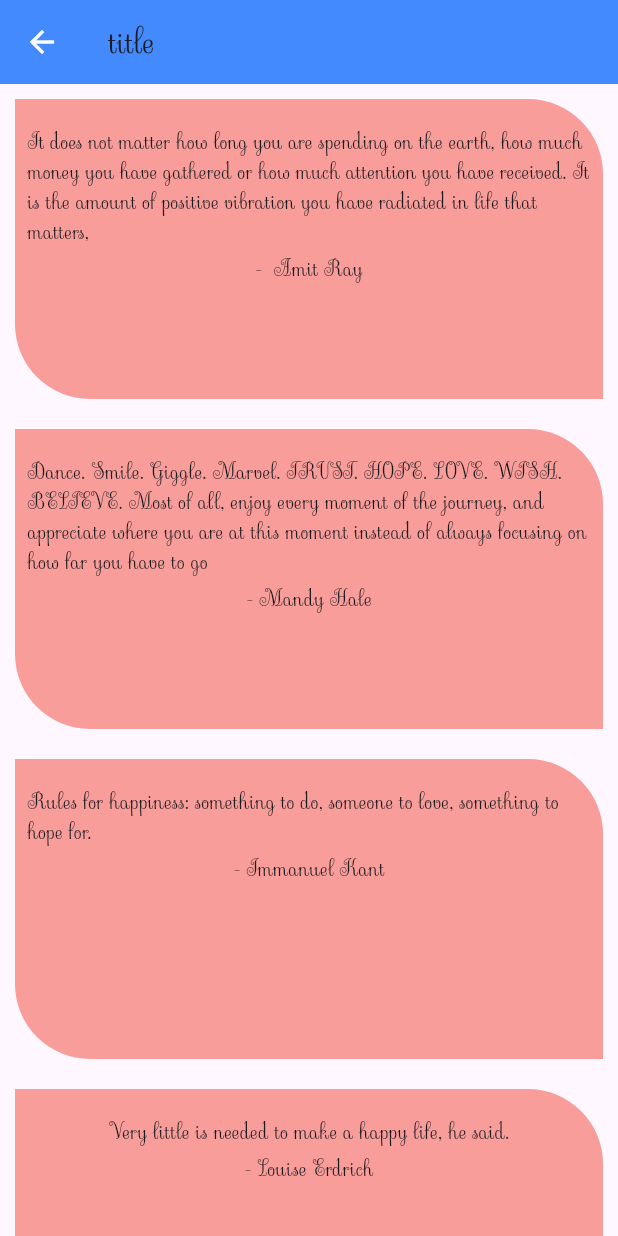
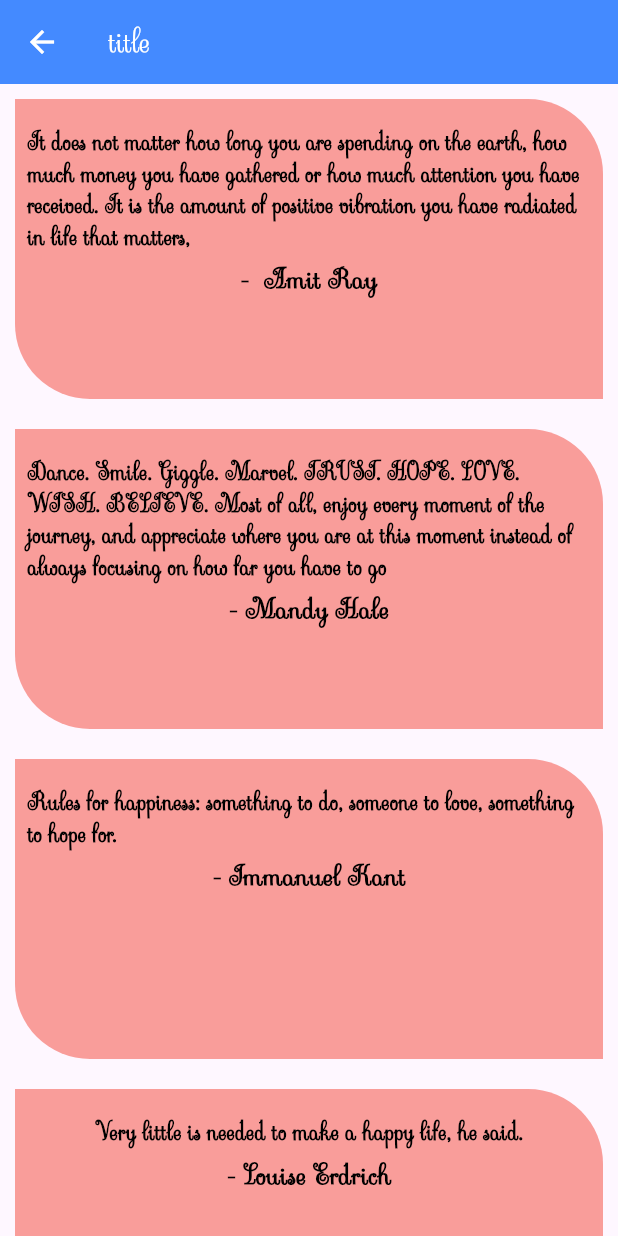
Before and after one commit to shitalchauhan769/Quotes_app, a Flutter app: the screen it shows after launch, after a tap on "Happy", on a phone screen of 412 x 824 dp. Run offline on Flutter 3.47's test engine with Material 3 defaults, Android fonts, the phone set to English and light mode, and no system bars; network calls fail.

Commit message:
2-5-2024

```diff
--- a/lib/screen/home/home_screen.dart
+++ b/lib/screen/home/home_screen.dart
@@ -54,7 +54,7 @@ class _HomeScreenState extends State<HomeScreen> {
           centerTitle: true,
           backgroundColor: Colors.blueAccent,
           title: (const Text(
-            "Quotes",
+            "Quotes",style: TextStyle(color: Colors.white),
           )),
           actions: [
             ElevatedButton(
@@ -65,7 +65,7 @@ class _HomeScreenState extends State<HomeScreen> {
 
                 },
                 child: const Text(
-                  "click",
+                  "click",style:  TextStyle(fontSize: 18,color: Colors.black,fontWeight: FontWeight.bold),
 
                 )),
 
@@ -117,7 +117,7 @@ class _HomeScreenState extends State<HomeScreen> {
               color: Colors.black.withOpacity(0.5),
               borderRadius: BorderRadius.circular(5)),
           child: Text(
-            "${category[index].name}",
+            "${category[index].name}",style: TextStyle(color: Colors.grey.shade200,fontSize: 20),
 
           ),
         ),
--- a/lib/screen/quotes/quotes_screen.dart
+++ b/lib/screen/quotes/quotes_screen.dart
@@ -1,6 +1,5 @@
 import 'package:flutter/material.dart';
 import 'package:quotes_app/screen/model/qoute_model.dart';
-
 import '../../until/globel.dart';
 
 class QuotesScreen extends StatefulWidget {
@@ -22,7 +21,7 @@ class _QuotesScreenState extends State<QuotesScreen> {
         iconTheme: IconThemeData(color: Colors.white),
         backgroundColor: Colors.blueAccent,
         title: const Text(
-          "title",style: TextStyle(fontFamily: 'Sevillana'),
+          "title",style: TextStyle(fontFamily: 'Sevillana',color: Colors.white,fontSize: 20),
         ),
       ),
       body: ListView.builder(
@@ -44,7 +43,7 @@ class _QuotesScreenState extends State<QuotesScreen> {
         height: 200,
         decoration: BoxDecoration(
             color: Colors.red.withOpacity(0.5),
-            borderRadius: BorderRadius.only(
+            borderRadius: const BorderRadius.only(
                 topRight: Radius.circular(50), bottomLeft: Radius.circular(50))),
         child: Padding(
           padding: const EdgeInsets.all(8.0),
@@ -54,16 +53,17 @@ class _QuotesScreenState extends State<QuotesScreen> {
               Padding(padding: EdgeInsets.all(5)),
               Text(
                 "${l1[index].quotes}",
-                style: TextStyle(
-                    fontFamily: 'Sevillana'),
+                style: const TextStyle(
+                    fontFamily: 'Sevillana',fontSize: 15,fontWeight: FontWeight.bold,color: Colors.black),
               ),
-              SizedBox(
+              const SizedBox(
                 height: 5,
               ),
               Text(
-                "\- ${l1[index].name}",
-                style: TextStyle(
-                  fontFamily: 'Sevillana'
+                "- ${l1[index].name}",
+                style: const TextStyle(
+                 fontSize: 18,color: Colors.black,
+                  fontWeight: FontWeight.bold
                 ),
               )
             ],
```
Also changed, not shown: lib/screen/edit/edit_screen.dart (+25 -9 lines).
